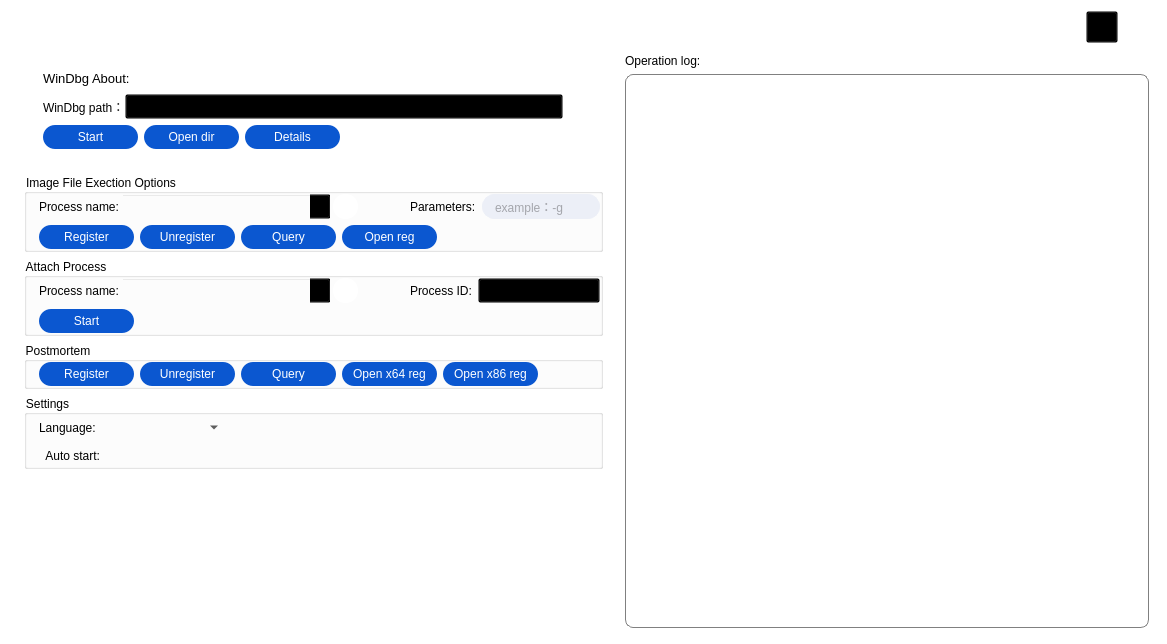
Qt form WindbgIFEO/WindbgIFEO.ui (MingYueRuYa/worktools) before a commit.
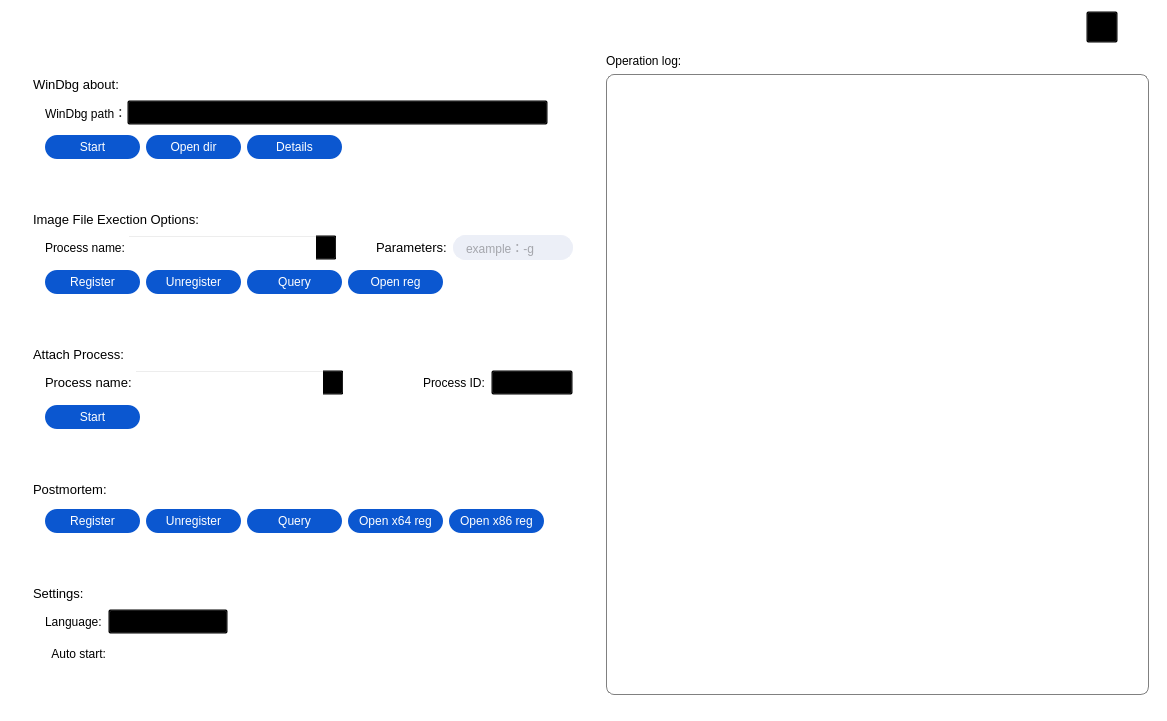
The same form after that commit. Icons and pictures are not drawn. Custom widgets are drawn as their Qt base class.

Commit message: 修改UI内容

```diff
--- a/WindbgIFEO/WindbgIFEO.ui
+++ b/WindbgIFEO/WindbgIFEO.ui
@@ -7,19 +7,19 @@
     <x>0</x>
     <y>0</y>
     <width>1167</width>
-    <height>644</height>
+    <height>721</height>
    </rect>
   </property>
   <property name="minimumSize">
    <size>
     <width>1167</width>
-    <height>644</height>
+    <height>600</height>
    </size>
   </property>
   <property name="maximumSize">
    <size>
     <width>1167</width>
-    <height>644</height>
+    <height>771</height>
    </size>
   </property>
   <property name="windowTitle">
@@ -218,33 +218,39 @@
              <height>0</height>
             </size>
            </property>
+           <layout class="QVBoxLayout" name="verticalLayout_3">
+            <property name="spacing">
+             <number>0</number>
+            </property>
+            <property name="leftMargin">
+             <number>0</number>
+            </property>
+            <property name="topMargin">
+             <number>0</number>
+            </property>
+            <property name="rightMargin">
+             <number>0</number>
+            </property>
+            <property name="bottomMargin">
+             <number>0</number>
+            </property>
+            <item>
+             <widget class="RoundShadowWidget" name="widgetWindbgAboutBK" native="true">
+              <property name="layoutDirection">
+               <enum>Qt::LeftToRight</enum>
+              </property>
+              <property name="styleSheet">
+               <string notr="true"/>
+              </property>
            <layout class="QVBoxLayout" name="verticalLayout_4">
-            <property name="topMargin">
-             <number>0</number>
-            </property>
-            <property name="bottomMargin">
-             <number>0</number>
-            </property>
-            <item>
-             <widget class="RoundShadowWidget" name="widget_2" native="true">
-              <property name="layoutDirection">
-               <enum>Qt::LeftToRight</enum>
-              </property>
-              <property name="styleSheet">
-               <string notr="true"/>
-              </property>
-              <layout class="QVBoxLayout" name="verticalLayout_2">
                <property name="leftMargin">
-                <number>19</number>
+                <number>20</number>
                </property>
                <property name="topMargin">
-                <number>19</number>
-               </property>
-               <property name="rightMargin">
-                <number>15</number>
+                <number>25</number>
                </property>
                <property name="bottomMargin">
-                <number>19</number>
+                <number>25</number>
                </property>
                <item>
                 <layout class="QHBoxLayout" name="horizontalLayout_18">
@@ -255,7 +261,7 @@
 font-size: 13px;</string>
                    </property>
                    <property name="text">
-                    <string>WinDbg About:</string>
+                    <string>WinDbg about:</string>
                    </property>
                   </widget>
                  </item>
@@ -275,6 +281,21 @@
                 </layout>
                </item>
                <item>
+                <widget class="QWidget" name="widget_4" native="true">
+                 <layout class="QVBoxLayout" name="verticalLayout_2">
+                  <property name="spacing">
+                   <number>10</number>
+                  </property>
+                  <property name="leftMargin">
+                   <number>12</number>
+                  </property>
+                  <property name="topMargin">
+                   <number>0</number>
+                  </property>
+                  <property name="bottomMargin">
+                   <number>0</number>
+                  </property>
+                  <item>
                 <layout class="QHBoxLayout" name="horizontalLayout_4">
                  <property name="spacing">
                   <number>0</number>
@@ -489,21 +510,67 @@
               </layout>
              </widget>
             </item>
+              </layout>
+             </widget>
+            </item>
             <item>
-             <widget class="QGroupBox" name="groupBoxIFEO">
-              <property name="title">
-               <string>Image File Exection Options</string>
+             <widget class="RoundShadowWidget" name="widgetWindbgIFEO" native="true">
+              <property name="layoutDirection">
+               <enum>Qt::LeftToRight</enum>
               </property>
-              <layout class="QVBoxLayout" name="verticalLayout">
+              <property name="styleSheet">
+               <string notr="true"/>
+              </property>
+              <layout class="QVBoxLayout" name="verticalLayout_11">
+               <property name="leftMargin">
+                <number>20</number>
+               </property>
+               <property name="topMargin">
+                <number>25</number>
+               </property>
+               <property name="bottomMargin">
+                <number>25</number>
+               </property>
+               <item>
+                <layout class="QHBoxLayout" name="horizontalLayout_19">
+                 <item>
+                  <widget class="QLabel" name="label_10">
+                   <property name="styleSheet">
+                    <string notr="true">font-family: &quot;Microsoft YaHei&quot;;
+font-size: 13px;</string>
+                   </property>
+                   <property name="text">
+                    <string>Image File Exection Options:</string>
+                   </property>
+                  </widget>
+                 </item>
+                 <item>
+                  <spacer name="horizontalSpacer_10">
+                   <property name="orientation">
+                    <enum>Qt::Horizontal</enum>
+                   </property>
+                   <property name="sizeHint" stdset="0">
+                    <size>
+                     <width>40</width>
+                     <height>20</height>
+                    </size>
+                   </property>
+                  </spacer>
+                 </item>
+                </layout>
+               </item>
+               <item>
+                <widget class="QWidget" name="widget_5" native="true">
+                 <layout class="QVBoxLayout" name="verticalLayout_10">
+                  <property name="spacing">
+                   <number>10</number>
+                  </property>
                <property name="leftMargin">
                 <number>12</number>
                </property>
                <property name="topMargin">
                 <number>0</number>
                </property>
-               <property name="rightMargin">
-                <number>0</number>
-               </property>
                <property name="bottomMargin">
                 <number>0</number>
                </property>
@@ -600,19 +667,6 @@
                      </property>
                     </widget>
                    </item>
-                   <item>
-                    <spacer name="horizontalSpacer_7">
-                     <property name="orientation">
-                      <enum>Qt::Horizontal</enum>
-                     </property>
-                     <property name="sizeHint" stdset="0">
-                      <size>
-                       <width>40</width>
-                       <height>20</height>
-                      </size>
-                     </property>
-                    </spacer>
-                   </item>
                   </layout>
                  </item>
                  <item>
@@ -620,18 +674,10 @@
                    <item>
                     <widget class="QLabel" name="label_5">
                      <property name="styleSheet">
-                      <string notr="true">QLineEdit{
-          border:1px solid #CCCCCC;
-          background:#eceff7;
-				  color:
-				  #5b5c60;
-				  font-size:12px;
-				  padding:0 0 0 8px;
-				  border-radius:12px;
+                         <string notr="true">
 
 font-family: &quot;Microsoft YaHei&quot;;
-
-				  }</string>
+font-size: 13px;</string>
                      </property>
                      <property name="text">
                       <string>Parameters:</string>
@@ -839,21 +885,67 @@
               </layout>
              </widget>
             </item>
+              </layout>
+             </widget>
+            </item>
             <item>
-             <widget class="QGroupBox" name="groupBoxAttach">
-              <property name="title">
-               <string>Attach Process</string>
+             <widget class="RoundShadowWidget" name="widgetWindbgIFEO_2" native="true">
+              <property name="layoutDirection">
+               <enum>Qt::LeftToRight</enum>
               </property>
-              <layout class="QVBoxLayout" name="verticalLayout_8">
+              <property name="styleSheet">
+               <string notr="true"/>
+              </property>
+              <layout class="QVBoxLayout" name="verticalLayout_12">
+               <property name="leftMargin">
+                <number>20</number>
+               </property>
+               <property name="topMargin">
+                <number>25</number>
+               </property>
+               <property name="bottomMargin">
+                <number>25</number>
+               </property>
+               <item>
+                <layout class="QHBoxLayout" name="horizontalLayout_20">
+                 <item>
+                  <widget class="QLabel" name="label_11">
+                   <property name="styleSheet">
+                    <string notr="true">font-family: &quot;Microsoft YaHei&quot;;
+font-size: 13px;</string>
+                   </property>
+                   <property name="text">
+                    <string>Attach Process:</string>
+                   </property>
+                  </widget>
+                 </item>
+                 <item>
+                  <spacer name="horizontalSpacer_11">
+                   <property name="orientation">
+                    <enum>Qt::Horizontal</enum>
+                   </property>
+                   <property name="sizeHint" stdset="0">
+                    <size>
+                     <width>40</width>
+                     <height>20</height>
+                    </size>
+                   </property>
+                  </spacer>
+                 </item>
+                </layout>
+               </item>
+               <item>
+                <widget class="QWidget" name="widget_6" native="true">
+                 <layout class="QVBoxLayout" name="verticalLayout">
+                  <property name="spacing">
+                   <number>10</number>
+                  </property>
                <property name="leftMargin">
                 <number>12</number>
                </property>
                <property name="topMargin">
                 <number>0</number>
                </property>
-               <property name="rightMargin">
-                <number>0</number>
-               </property>
                <property name="bottomMargin">
                 <number>0</number>
                </property>
@@ -869,6 +961,10 @@
                    </property>
                    <item>
                     <widget class="QLabel" name="label_7">
+                        <property name="styleSheet">
+                         <string notr="true">font-family: &quot;Microsoft YaHei&quot;;
+font-size: 13px;</string>
+                        </property>
                      <property name="text">
                       <string>Process name:</string>
                      </property>
@@ -1059,17 +1155,60 @@
               </layout>
              </widget>
             </item>
+              </layout>
+             </widget>
+            </item>
             <item>
-             <widget class="QGroupBox" name="groupBoxPostmortem">
-              <property name="minimumSize">
+             <widget class="RoundShadowWidget" name="widgetWindbgIFEO_3" native="true">
+              <property name="layoutDirection">
+               <enum>Qt::LeftToRight</enum>
+              </property>
+              <property name="styleSheet">
+               <string notr="true"/>
+              </property>
+              <layout class="QVBoxLayout" name="verticalLayout_13">
+               <property name="spacing">
+                <number>10</number>
+               </property>
+               <property name="leftMargin">
+                <number>20</number>
+               </property>
+               <property name="topMargin">
+                <number>25</number>
+               </property>
+               <property name="bottomMargin">
+                <number>25</number>
+               </property>
+               <item>
+                <layout class="QHBoxLayout" name="horizontalLayout_21">
+                 <item>
+                  <widget class="QLabel" name="label_12">
+                   <property name="styleSheet">
+                    <string notr="true">font-family: &quot;Microsoft YaHei&quot;;
+font-size: 13px;</string>
+                   </property>
+                   <property name="text">
+                    <string>Postmortem:</string>
+                   </property>
+                  </widget>
+                 </item>
+                 <item>
+                  <spacer name="horizontalSpacer_12">
+                   <property name="orientation">
+                    <enum>Qt::Horizontal</enum>
+                   </property>
+                   <property name="sizeHint" stdset="0">
                <size>
-                <width>0</width>
-                <height>0</height>
-               </size>
-              </property>
-              <property name="title">
-               <string>Postmortem</string>
-              </property>
+                     <width>40</width>
+                     <height>20</height>
+                    </size>
+                   </property>
+                  </spacer>
+                 </item>
+                </layout>
+               </item>
+               <item>
+                <widget class="QWidget" name="widget_7" native="true">
               <layout class="QHBoxLayout" name="horizontalLayout_3">
                <property name="leftMargin">
                 <number>12</number>
@@ -1249,18 +1388,61 @@
               </layout>
              </widget>
             </item>
+              </layout>
+             </widget>
+            </item>
             <item>
-             <widget class="QGroupBox" name="groupBoxSettings">
-              <property name="minimumSize">
+             <widget class="RoundShadowWidget" name="widgetWindbgIFEO_4" native="true">
+              <property name="layoutDirection">
+               <enum>Qt::LeftToRight</enum>
+              </property>
+              <property name="styleSheet">
+               <string notr="true"/>
+              </property>
+              <layout class="QVBoxLayout" name="verticalLayout_14">
+               <property name="leftMargin">
+                <number>20</number>
+               </property>
+               <property name="topMargin">
+                <number>25</number>
+               </property>
+               <property name="bottomMargin">
+                <number>25</number>
+               </property>
+               <item>
+                <layout class="QHBoxLayout" name="horizontalLayout_22">
+                 <item>
+                  <widget class="QLabel" name="label_13">
+                   <property name="styleSheet">
+                    <string notr="true">font-family: &quot;Microsoft YaHei&quot;;
+font-size: 13px;</string>
+                   </property>
+                   <property name="text">
+                    <string>Settings:</string>
+                   </property>
+                  </widget>
+                 </item>
+                 <item>
+                  <spacer name="horizontalSpacer_13">
+                   <property name="orientation">
+                    <enum>Qt::Horizontal</enum>
+                   </property>
+                   <property name="sizeHint" stdset="0">
                <size>
-                <width>0</width>
-                <height>40</height>
-               </size>
-              </property>
-              <property name="title">
-               <string>Settings</string>
-              </property>
-              <layout class="QVBoxLayout" name="verticalLayout_3">
+                     <width>40</width>
+                     <height>20</height>
+                    </size>
+                   </property>
+                  </spacer>
+                 </item>
+                </layout>
+               </item>
+               <item>
+                <widget class="QWidget" name="widget_8" native="true">
+                 <layout class="QVBoxLayout" name="verticalLayout_8">
+                  <property name="spacing">
+                   <number>10</number>
+                  </property>
                <property name="leftMargin">
                 <number>12</number>
                </property>
@@ -1274,23 +1456,7 @@
                 <number>0</number>
                </property>
                <item>
-                <widget class="QWidget" name="widget" native="true">
-                 <property name="styleSheet">
-                  <string notr="true">border:0px;</string>
-                 </property>
-                 <layout class="QHBoxLayout" name="horizontalLayout_6">
-                  <property name="leftMargin">
-                   <number>0</number>
-                  </property>
-                  <property name="topMargin">
-                   <number>0</number>
-                  </property>
-                  <property name="rightMargin">
-                   <number>0</number>
-                  </property>
-                  <property name="bottomMargin">
-                   <number>0</number>
-                  </property>
+                   <layout class="QHBoxLayout" name="horizontalLayout_15">
                   <item>
                    <widget class="QLabel" name="label_6">
                     <property name="styleSheet">
@@ -1326,10 +1492,9 @@
                    </spacer>
                   </item>
                  </layout>
-                </widget>
                </item>
                <item>
-                <layout class="QHBoxLayout" name="horizontalLayout_7">
+                   <layout class="QHBoxLayout" name="horizontalLayout_23">
                  <item>
                   <widget class="QCheckBox" name="chb_auto_start">
                    <property name="layoutDirection">
@@ -1375,6 +1540,9 @@
               </layout>
              </widget>
             </item>
+              </layout>
+             </widget>
+            </item>
             <item>
              <spacer name="verticalSpacer">
               <property name="orientation">
@@ -1414,6 +1582,9 @@
             </property>
             <item>
              <layout class="QVBoxLayout" name="verticalLayout_5">
+              <property name="bottomMargin">
+               <number>10</number>
+              </property>
               <item>
                <widget class="QLabel" name="label_4">
                 <property name="styleSheet">
```
Left out of the diff: 5 changed lines with no effect on the pictures. Lines whose indentation alone changed are shown as unchanged. The commit also changes 1 other file.
